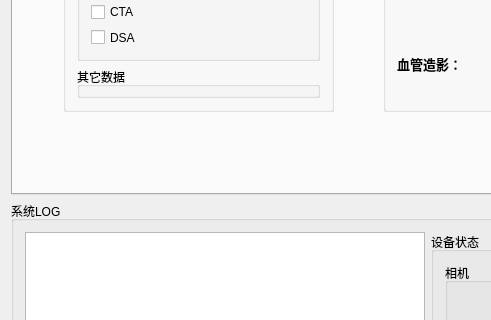
Qt form Plugins/org.mitk.lancet.neurosurgery/src/internal/NeuroSurgeryControls.ui (YangCazz/LancetMITK-Adition) before a commit; both pictures show x 0 to 491 and y 451 to 771 of the 846 by 863 pixel window.
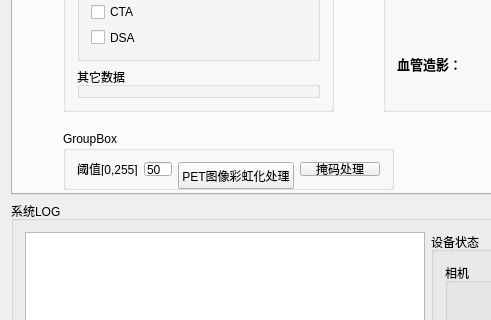
The same form after that commit. Custom widgets are drawn as their Qt base class.

```diff
--- a/Plugins/org.mitk.lancet.neurosurgery/src/internal/NeuroSurgeryControls.ui
+++ b/Plugins/org.mitk.lancet.neurosurgery/src/internal/NeuroSurgeryControls.ui
@@ -316,6 +316,55 @@
         </item>
        </layout>
       </widget>
+      <widget class="QGroupBox" name="groupBox_42">
+       <property name="geometry">
+        <rect>
+         <x>50</x>
+         <y>490</y>
+         <width>331</width>
+         <height>59</height>
+        </rect>
+       </property>
+       <property name="title">
+        <string>GroupBox</string>
+       </property>
+       <layout class="QGridLayout" name="gridLayout_20">
+        <item row="0" column="1">
+         <widget class="QLabel" name="label_48">
+          <property name="text">
+           <string>阈值[0,255]</string>
+          </property>
+         </widget>
+        </item>
+        <item row="0" column="3">
+         <widget class="QPushButton" name="pushButton_colorfyPET">
+          <property name="minimumSize">
+           <size>
+            <width>0</width>
+            <height>27</height>
+           </size>
+          </property>
+          <property name="text">
+           <string>PET图像彩虹化处理</string>
+          </property>
+         </widget>
+        </item>
+        <item row="0" column="2">
+         <widget class="QLineEdit" name="lineEdit_petTresh">
+          <property name="text">
+           <string>50</string>
+          </property>
+         </widget>
+        </item>
+        <item row="0" column="4">
+         <widget class="QPushButton" name="pushButton_PETMask">
+          <property name="text">
+           <string>掩码处理</string>
+          </property>
+         </widget>
+        </item>
+       </layout>
+      </widget>
      </widget>
      <widget class="QWidget" name="widget">
       <attribute name="title">
```
Left out of the diff: 16 changed lines with no effect on the pictures.
